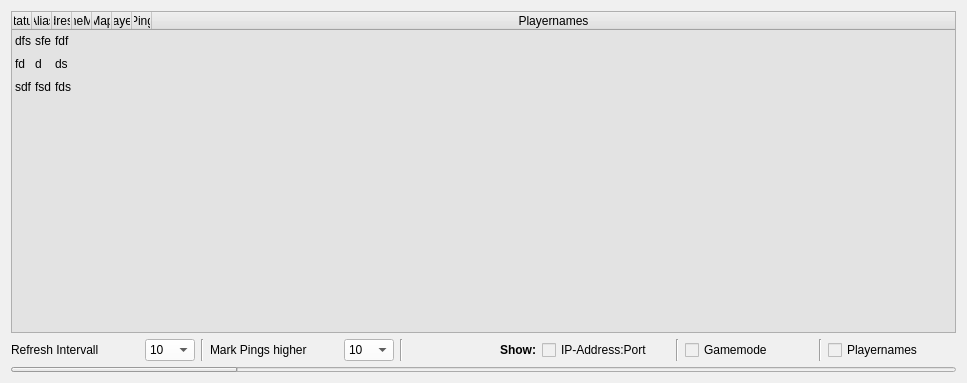
olli-e/ISRT, file source_files/isrt_monitor.ui: the form before one commit.
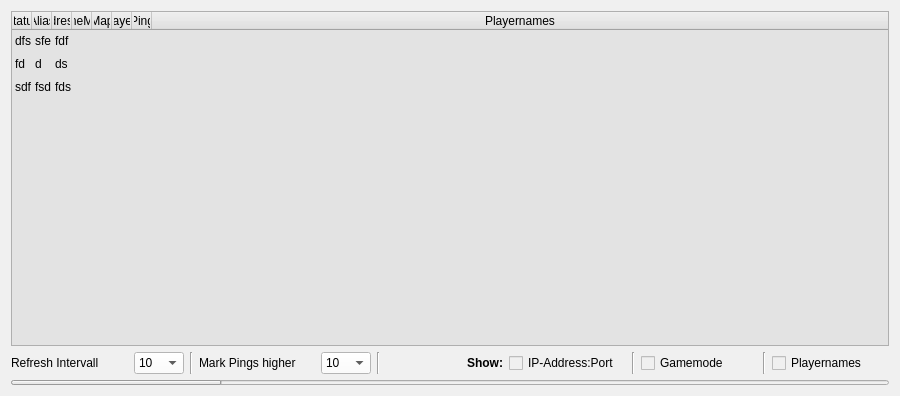
The form after the commit. Icons and pictures are not drawn.

Diff of the .ui file:
```diff
--- a/source_files/isrt_monitor.ui
+++ b/source_files/isrt_monitor.ui
@@ -6,8 +6,8 @@
    <rect>
     <x>0</x>
     <y>0</y>
-    <width>967</width>
-    <height>383</height>
+    <width>900</width>
+    <height>396</height>
    </rect>
   </property>
   <property name="windowTitle">
```
